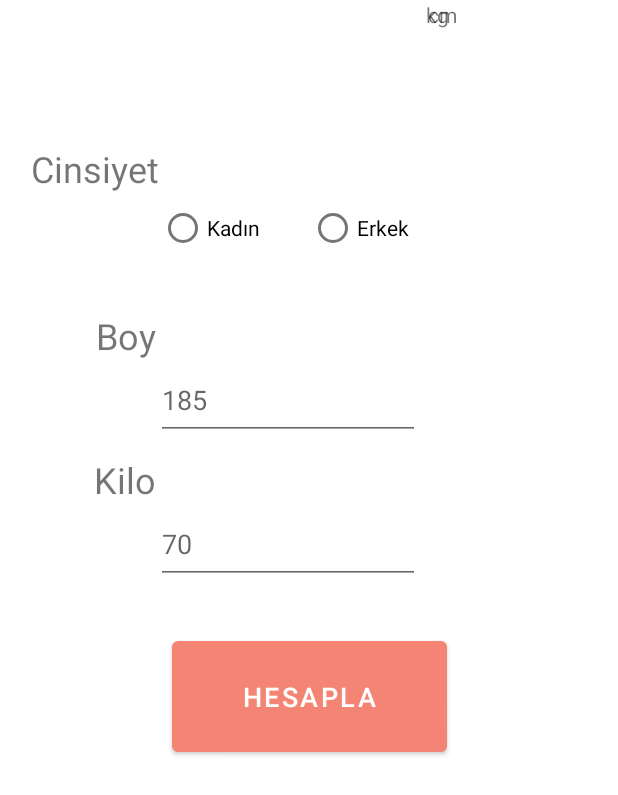
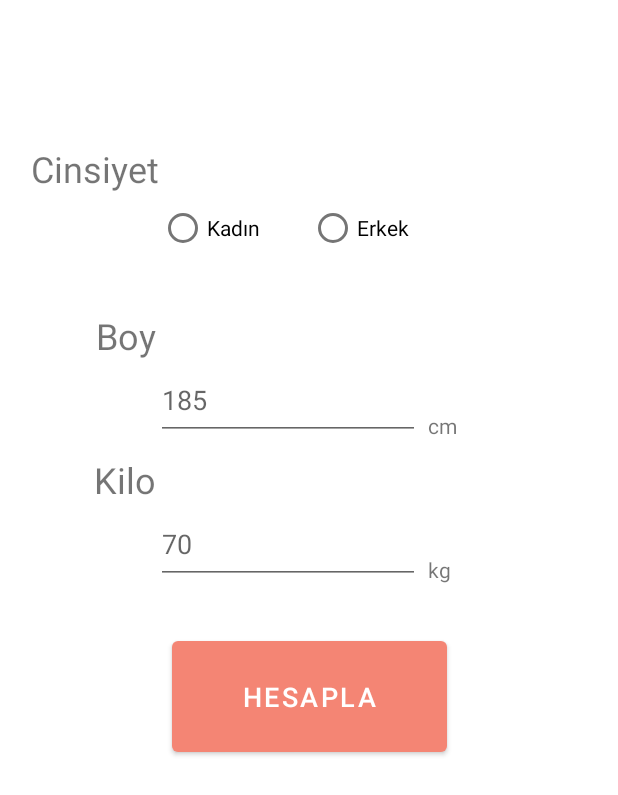
Before and after one commit to kyuue/FitApp, an Android app: the KitleIndexFragment screen opened through its navigation route, on a phone screen of 412 x 824 dp. Shown: the top 795 px of the screen. Run offline under Robolectric (Android 15) with nearby library versions, the phone set to English and light mode, and no system bars; our stand-ins replace navigation-ui.

Commit message:
kitle endeks penceresi ui bug fix

```diff
--- a/app/src/main/res/layout/kitle_indeks_hesapla.xml
+++ b/app/src/main/res/layout/kitle_indeks_hesapla.xml
@@ -70,8 +70,8 @@
         android:layout_height="wrap_content"
         android:layout_marginStart="5dp"
         android:text="cm"
-        app:layout_constraintStart_toEndOf="@+id/boyTextBox"
-        tools:layout_editor_absoluteY="260dp" />
+        app:layout_constraintBottom_toBottomOf="@+id/boyTextBox"
+        app:layout_constraintStart_toEndOf="@+id/boyTextBox" />
 
     <EditText
         android:id="@+id/kiloTextBox"
@@ -100,10 +100,10 @@
         android:id="@+id/textView10"
         android:layout_width="wrap_content"
         android:layout_height="wrap_content"
-        android:layout_marginStart="4dp"
+        android:layout_marginStart="5dp"
         android:text="kg"
-        app:layout_constraintStart_toEndOf="@+id/boyTextBox"
-        tools:layout_editor_absoluteY="359dp" />
+        app:layout_constraintBottom_toBottomOf="@+id/kiloTextBox"
+        app:layout_constraintStart_toEndOf="@+id/kiloTextBox" />
 
     <Button
         android:id="@+id/hesaplaButton"
```
